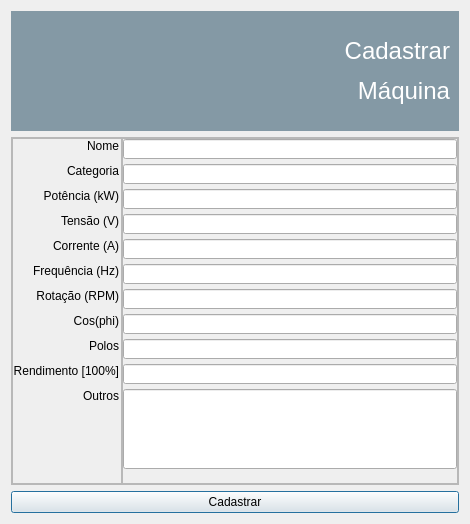
Above: interface_cadastrar.ui from GHosoda/TCC before the change. Below: the same form after it.
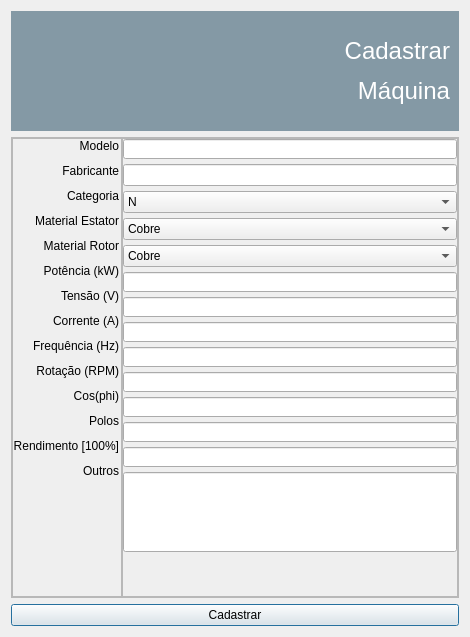
That is the form after the change. Icons and pictures are not drawn.

Commit message: atualizacao interface

Diff of the .ui file:
```diff
--- a/interface_cadastrar.ui
+++ b/interface_cadastrar.ui
@@ -7,7 +7,7 @@
     <x>0</x>
     <y>0</y>
     <width>470</width>
-    <height>524</height>
+    <height>637</height>
    </rect>
   </property>
   <property name="windowTitle">
@@ -179,7 +179,35 @@
             </size>
            </property>
            <property name="text">
-            <string notr="true">Nome</string>
+            <string notr="true">Modelo</string>
+           </property>
+           <property name="alignment">
+            <set>Qt::AlignRight|Qt::AlignTop|Qt::AlignTrailing</set>
+           </property>
+          </widget>
+         </item>
+         <item>
+          <widget class="QLabel" name="l_cm_fabricante">
+           <property name="sizePolicy">
+            <sizepolicy hsizetype="Preferred" vsizetype="Fixed">
+             <horstretch>0</horstretch>
+             <verstretch>0</verstretch>
+            </sizepolicy>
+           </property>
+           <property name="minimumSize">
+            <size>
+             <width>0</width>
+             <height>20</height>
+            </size>
+           </property>
+           <property name="maximumSize">
+            <size>
+             <width>16777215</width>
+             <height>20</height>
+            </size>
+           </property>
+           <property name="text">
+            <string>Fabricante</string>
            </property>
            <property name="alignment">
             <set>Qt::AlignRight|Qt::AlignTop|Qt::AlignTrailing</set>
@@ -214,6 +242,62 @@
            </property>
           </widget>
          </item>
+         <item>
+          <widget class="QLabel" name="label">
+           <property name="sizePolicy">
+            <sizepolicy hsizetype="Preferred" vsizetype="Fixed">
+             <horstretch>0</horstretch>
+             <verstretch>0</verstretch>
+            </sizepolicy>
+           </property>
+           <property name="minimumSize">
+            <size>
+             <width>0</width>
+             <height>20</height>
+            </size>
+           </property>
+           <property name="maximumSize">
+            <size>
+             <width>16777215</width>
+             <height>20</height>
+            </size>
+           </property>
+           <property name="text">
+            <string>Material Estator</string>
+           </property>
+           <property name="alignment">
+            <set>Qt::AlignRight|Qt::AlignTop|Qt::AlignTrailing</set>
+           </property>
+          </widget>
+         </item>
+         <item>
+          <widget class="QLabel" name="label_2">
+           <property name="sizePolicy">
+            <sizepolicy hsizetype="Preferred" vsizetype="Fixed">
+             <horstretch>0</horstretch>
+             <verstretch>0</verstretch>
+            </sizepolicy>
+           </property>
+           <property name="minimumSize">
+            <size>
+             <width>0</width>
+             <height>20</height>
+            </size>
+           </property>
+           <property name="maximumSize">
+            <size>
+             <width>16777215</width>
+             <height>20</height>
+            </size>
+           </property>
+           <property name="text">
+            <string>Material Rotor</string>
+           </property>
+           <property name="alignment">
+            <set>Qt::AlignRight|Qt::AlignTop|Qt::AlignTrailing</set>
+           </property>
+          </widget>
+         </item>
          <item>
           <widget class="QLabel" name="l_cm_potencia">
            <property name="sizePolicy">
@@ -493,25 +577,53 @@
           </widget>
          </item>
          <item>
-          <widget class="QLineEdit" name="i_cm_categoria">
-           <property name="sizePolicy">
-            <sizepolicy hsizetype="Expanding" vsizetype="Fixed">
-             <horstretch>0</horstretch>
-             <verstretch>0</verstretch>
-            </sizepolicy>
-           </property>
-           <property name="minimumSize">
-            <size>
-             <width>0</width>
-             <height>20</height>
-            </size>
-           </property>
-           <property name="maximumSize">
-            <size>
-             <width>16777215</width>
-             <height>20</height>
-            </size>
-           </property>
+          <widget class="QLineEdit" name="i_cm_fabricante"/>
+         </item>
+         <item>
+          <widget class="QComboBox" name="cb_cm_categoria">
+           <item>
+            <property name="text">
+             <string>N</string>
+            </property>
+           </item>
+           <item>
+            <property name="text">
+             <string>H</string>
+            </property>
+           </item>
+           <item>
+            <property name="text">
+             <string>D</string>
+            </property>
+           </item>
+          </widget>
+         </item>
+         <item>
+          <widget class="QComboBox" name="cb_cm_estator">
+           <item>
+            <property name="text">
+             <string>Cobre</string>
+            </property>
+           </item>
+           <item>
+            <property name="text">
+             <string>Alumínio</string>
+            </property>
+           </item>
+          </widget>
+         </item>
+         <item>
+          <widget class="QComboBox" name="cb_cm_rotor">
+           <item>
+            <property name="text">
+             <string>Cobre</string>
+            </property>
+           </item>
+           <item>
+            <property name="text">
+             <string>Alumínio</string>
+            </property>
+           </item>
           </widget>
          </item>
          <item>
```
Left out of the diff: 8 changed lines with no effect on the pictures. The commit also changes 2 other files.
